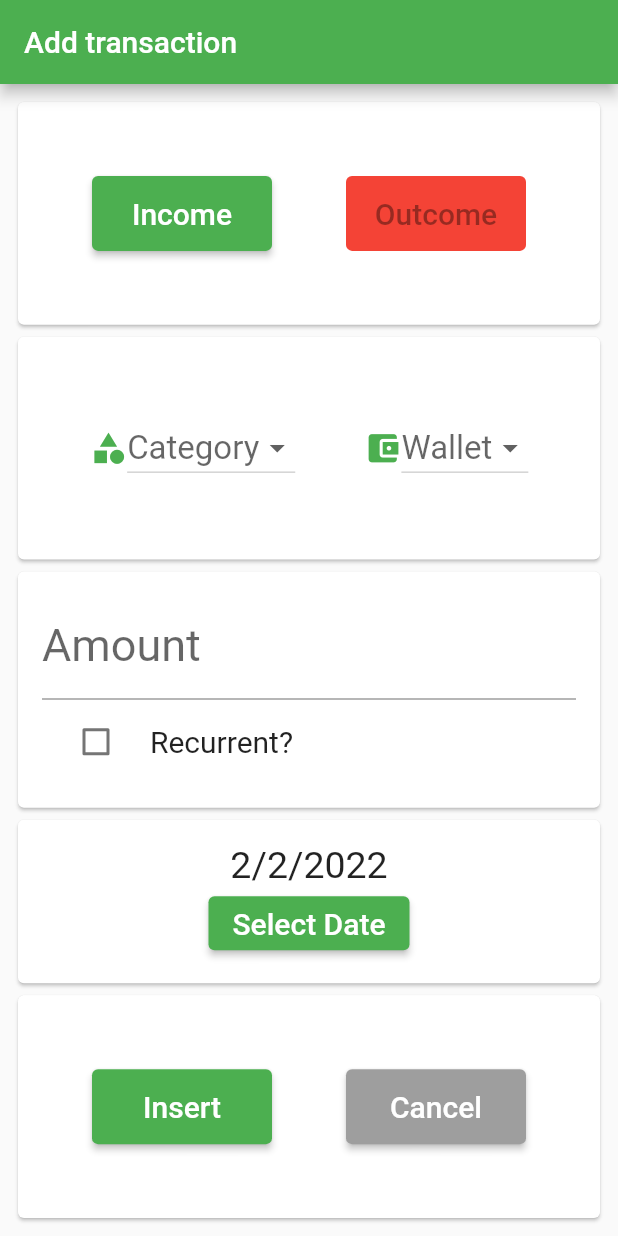
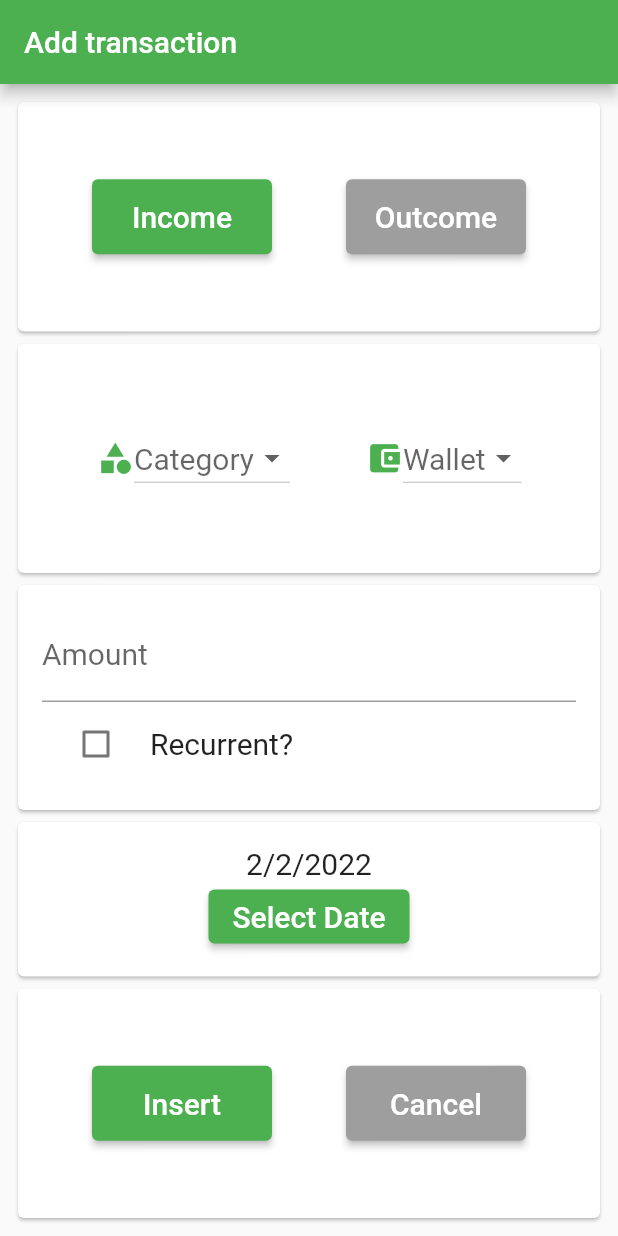
Before and after one commit to ICEI-PUC-Minas-PPLES-TI/plf-es-2022-1-ti5-5104100-DinDin, a Flutter app: the screen it shows after launch, after a tap on "Insert", on a phone screen of 412 x 824 dp. Run offline on Flutter 3.47's test engine with Material 2 defaults, Android fonts, the phone set to English and light mode, and no system bars.

Commit message:
create state

```diff
--- a/Codigo/dindin-mobile/dindin/lib/Components/dropCategory.dart
+++ b/Codigo/dindin-mobile/dindin/lib/Components/dropCategory.dart
@@ -1,14 +1,20 @@
 import 'package:flutter/material.dart';
 
-class DropCategory extends StatelessWidget {
+class DropCategory extends StatefulWidget {
   final dropValue = ValueNotifier('');
+  DropCategory({Key? key}) : super(key: key);
+
+  @override
+  State<StatefulWidget> createState() => _DropCategoryState();
+}
+
+class _DropCategoryState extends State<DropCategory> {
   final dropOptionsCategories = ['Food', 'Work', 'Bar'];
-  DropCategory({Key? key}) : super(key: key);
   @override
   Widget build(BuildContext context) {
     return Center(
       child: ValueListenableBuilder(
-          valueListenable: dropValue,
+          valueListenable: widget.dropValue,
           builder: (BuildContext context, String value, _) {
             return Row(
               children: [
@@ -18,9 +24,10 @@ class DropCategory extends StatelessWidget {
                   size: 25.0,
                 ),
                 DropdownButton<String>(
-                  hint: const Text("Category", style: TextStyle(fontSize: 22)),
+                  hint: const Text("Category", style: TextStyle(fontSize: 20)),
                   value: (value.isEmpty) ? null : value,
-                  onChanged: (option) => dropValue.value = option.toString(),
+                  onChanged: (option) =>
+                      widget.dropValue.value = option.toString(),
                   items: dropOptionsCategories
                       .map(
                         (op) => DropdownMenuItem(
--- a/Codigo/dindin-mobile/dindin/lib/Components/dropWallet.dart
+++ b/Codigo/dindin-mobile/dindin/lib/Components/dropWallet.dart
@@ -1,14 +1,18 @@
 import 'package:flutter/material.dart';
 
-class DropWallet extends StatelessWidget {
+class DropWallet extends StatefulWidget {
   final dropValue = ValueNotifier('');
-  final dropOptionsWallets = ['Family', 'Home', 'Store'];
-  DropWallet({Key? key}) : super(key: key);
+  @override
+  _DropWalletState createState() => _DropWalletState();
+}
+
+class _DropWalletState extends State<DropWallet> {
   @override
   Widget build(BuildContext context) {
+    final dropOptionsWallets = ['Family', 'Home', 'Store'];
     return Center(
       child: ValueListenableBuilder(
-          valueListenable: dropValue,
+          valueListenable: widget.dropValue,
           builder: (BuildContext context, String value, _) {
             return Row(
               children: [
@@ -18,9 +22,10 @@ class DropWallet extends StatelessWidget {
                   size: 25.0,
                 ),
                 DropdownButton<String>(
-                  hint: const Text("Wallet", style: TextStyle(fontSize: 22)),
+                  hint: const Text("Wallet", style: TextStyle(fontSize: 20)),
                   value: (value.isEmpty) ? null : value,
-                  onChanged: (option) => dropValue.value = option.toString(),
+                  onChanged: (option) =>
+                      widget.dropValue.value = option.toString(),
                   items: dropOptionsWallets
                       .map(
                         (op) => DropdownMenuItem(
--- a/Codigo/dindin-mobile/dindin/lib/pages/transaction.dart
+++ b/Codigo/dindin-mobile/dindin/lib/pages/transaction.dart
@@ -10,9 +10,12 @@ class Transaction extends StatefulWidget {
 }
 
 class _TransactionState extends State<Transaction> {
-  bool isChecked = false;
+  bool _isChecked = false;
   DateTime date = DateTime(2022, 2, 2);
-  bool _isIncome = false;
+  bool _isIncome = true;
+  String category = "";
+  String wallet = "";
+  double amount = 0;
 
   void changeButtonState() {
     setState(() {
@@ -20,7 +23,11 @@ class _TransactionState extends State<Transaction> {
     });
   }
 
-  void insertTransaction() {}
+  void insertTransaction() {
+    print(_isIncome);
+    print(_isChecked);
+    print(date);
+  }
 
   void cancelTransaction() {}
 
@@ -46,11 +53,19 @@ class _TransactionState extends State<Transaction> {
                           height: 50,
                           width: 120,
                           child: ElevatedButton(
-                            onPressed: _isIncome ? null : changeButtonState,
-                            style: ButtonStyle(
-                              backgroundColor: MaterialStateProperty.all<Color>(
-                                  Colors.green),
-                            ),
+                            onPressed: () {
+                              _isIncome ? null : changeButtonState();
+                            },
+                            style: _isIncome
+                                ? ButtonStyle(
+                                    backgroundColor:
+                                        MaterialStateProperty.all<Color>(
+                                            Colors.green))
+                                : ButtonStyle(
+                                    backgroundColor:
+                                        MaterialStateProperty.all<Color>(
+                                            Colors.grey),
+                                  ),
                             child: Text(
                               "Income",
                               style: TextStyle(fontSize: 20),
@@ -61,12 +76,20 @@ class _TransactionState extends State<Transaction> {
                           height: 50,
                           width: 120,
                           child: ElevatedButton(
-                              onPressed: _isIncome ? changeButtonState : null,
-                              style: ButtonStyle(
-                                backgroundColor:
-                                    MaterialStateProperty.all<Color>(
-                                        Colors.red),
-                              ),
+                              onPressed: () {
+                                !_isIncome ? null : changeButtonState();
+                              },
+                              style: !_isIncome
+                                  ? ButtonStyle(
+                                      backgroundColor:
+                                          MaterialStateProperty.all<Color>(
+                                              Colors.red),
+                                    )
+                                  : ButtonStyle(
+                                      backgroundColor:
+                                          MaterialStateProperty.all<Color>(
+                                              Colors.grey),
+                                    ),
                               child: Text("Outcome",
                                   style: TextStyle(fontSize: 20))),
                         ),
@@ -101,7 +124,7 @@ class _TransactionState extends State<Transaction> {
                                 onChanged: null,
                                 decoration: InputDecoration(
                                     labelText: "Amount",
-                                    labelStyle: TextStyle(fontSize: 30),
+                                    labelStyle: TextStyle(fontSize: 20),
                                     border: UnderlineInputBorder(),
                                     focusedBorder: OutlineInputBorder(
                                       borderSide:
@@ -114,10 +137,10 @@ class _TransactionState extends State<Transaction> {
                                 "Recurrent?",
                                 style: TextStyle(fontSize: 20),
                               ),
-                              value: isChecked,
+                              value: _isChecked,
                               onChanged: (bool? opt) {
                                 setState(() {
-                                  isChecked = opt!;
+                                  _isChecked = opt!;
                                 });
                               },
                               controlAffinity: ListTileControlAffinity
@@ -134,7 +157,7 @@ class _TransactionState extends State<Transaction> {
                       child: Column(children: [
                         Text(
                           '${date.day}/${date.month}/${date.year}',
-                          style: TextStyle(fontSize: 25),
+                          style: TextStyle(fontSize: 20),
                         ),
                         ElevatedButton(
                             style: ButtonStyle(
```
